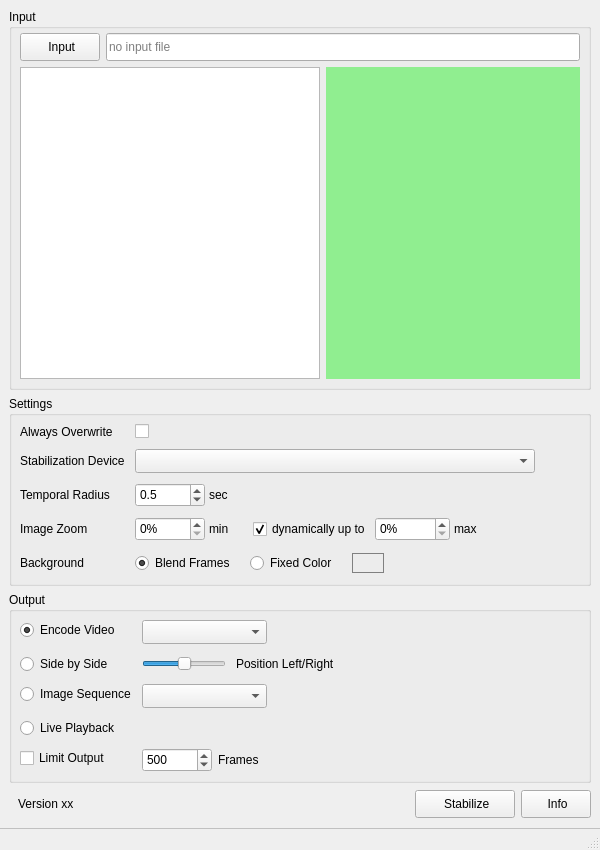
The window that cuvistaGui/cuvistaGui.ui (RainerMtb/cuvista) describes before a commit, drawn with Qt 5.
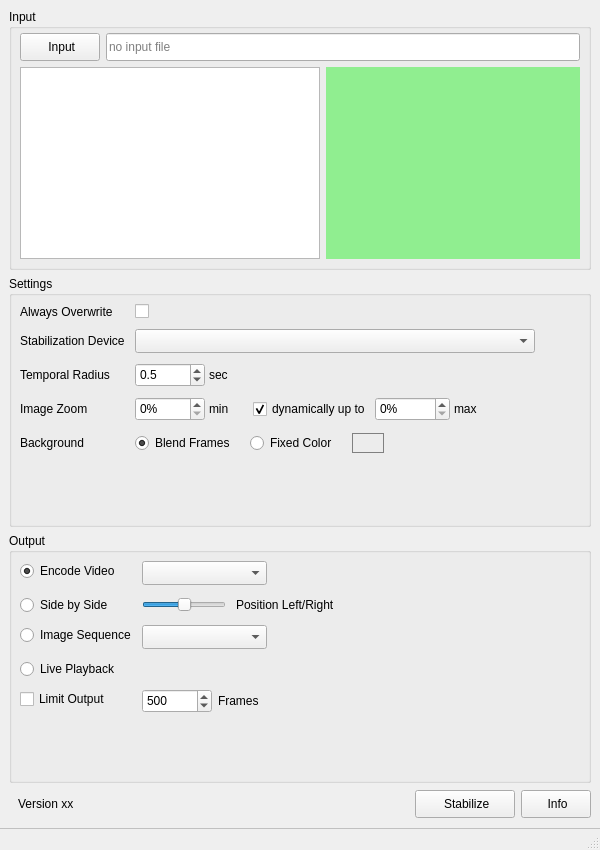
The same window after the commit. Icons and pictures are not drawn. Custom widgets are drawn as their Qt base class.

Diff of the .ui file:
```diff
--- a/cuvistaGui/cuvistaGui.ui
+++ b/cuvistaGui/cuvistaGui.ui
@@ -35,7 +35,7 @@
       <property name="sizePolicy">
        <sizepolicy hsizetype="Preferred" vsizetype="Preferred">
         <horstretch>0</horstretch>
-        <verstretch>1</verstretch>
+        <verstretch>0</verstretch>
        </sizepolicy>
       </property>
       <property name="title">
@@ -44,7 +44,7 @@
       <property name="alignment">
        <set>Qt::AlignmentFlag::AlignLeading|Qt::AlignmentFlag::AlignLeft|Qt::AlignmentFlag::AlignTop</set>
       </property>
-      <layout class="QVBoxLayout" name="verticalLayout" stretch="0,1">
+      <layout class="QVBoxLayout" name="verticalLayout" stretch="0,0">
        <property name="leftMargin">
         <number>8</number>
        </property>
@@ -136,7 +136,7 @@
            </property>
            <property name="sizePolicy">
             <sizepolicy hsizetype="MinimumExpanding" vsizetype="Preferred">
-             <horstretch>1</horstretch>
+             <horstretch>0</horstretch>
              <verstretch>0</verstretch>
             </sizepolicy>
            </property>
@@ -161,7 +161,7 @@
           <widget class="ImageLabel" name="imageInput">
            <property name="sizePolicy">
             <sizepolicy hsizetype="MinimumExpanding" vsizetype="Preferred">
-             <horstretch>1</horstretch>
+             <horstretch>0</horstretch>
              <verstretch>0</verstretch>
             </sizepolicy>
            </property>
```
Left out of the diff: 2 changed lines with no effect on the pictures.
